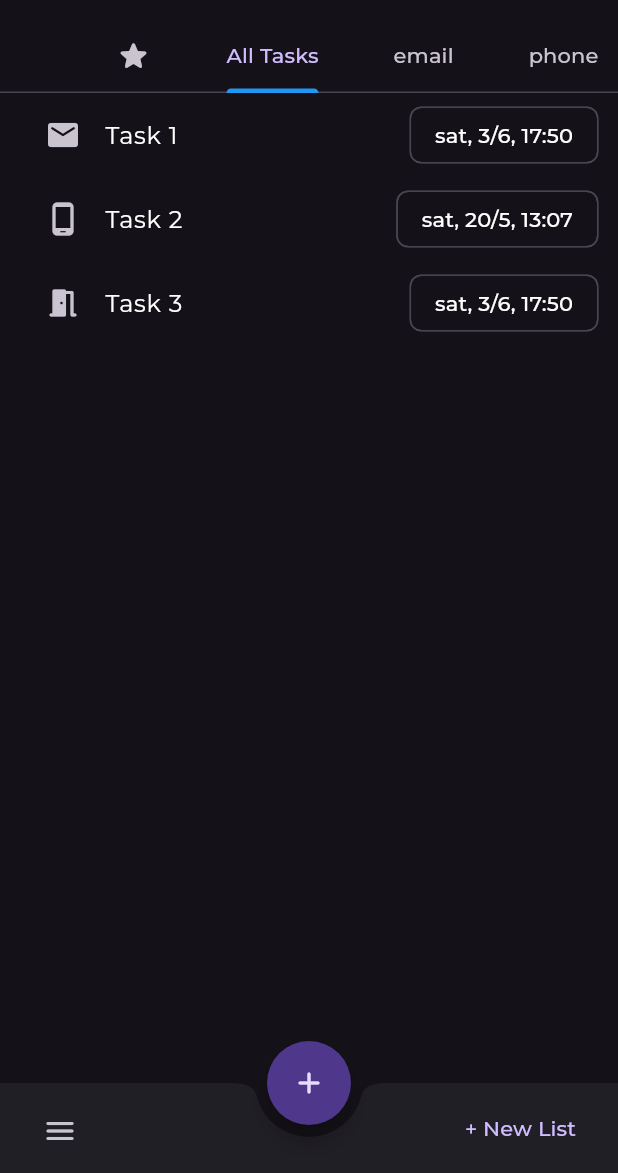
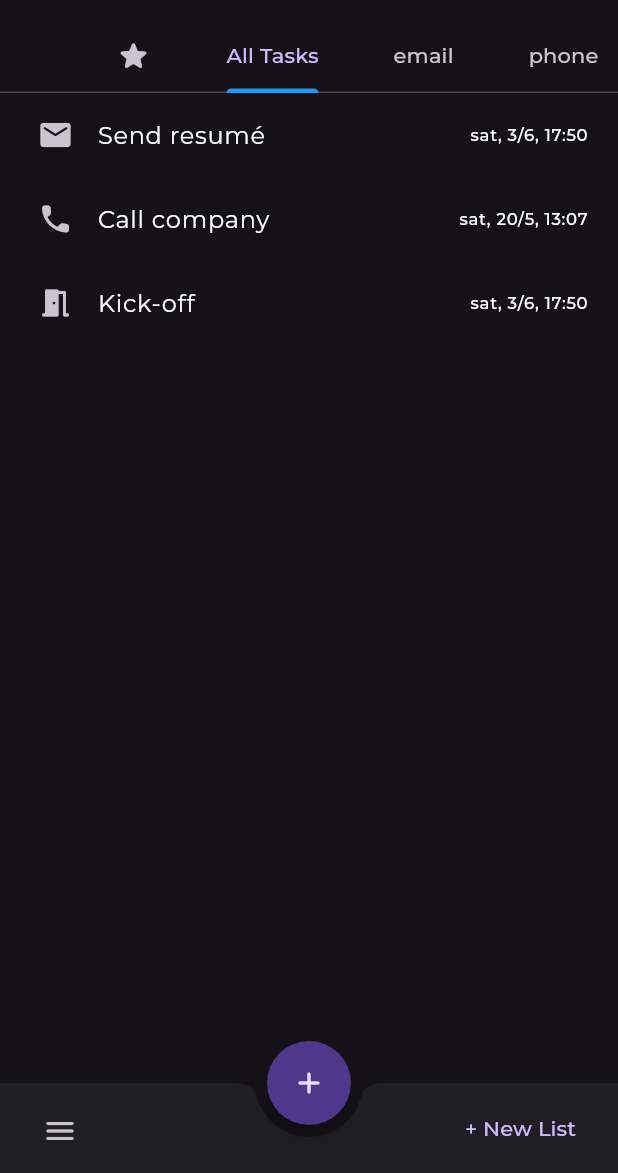
Before and after one commit to my-nd/Flutter-Task-Manager, a Flutter app: the screen it shows after launch, on a phone screen of 412 x 824 dp, the part 63-1236 px from its top. Run offline on Flutter 3.47's test engine with Material 2 defaults, Android fonts, the phone set to English and light mode, and no system bars; drawn by our look-alikes of flutter_slidable; our stand-ins replace google_fonts.

Commit message:
app done without state

```diff
--- a/lib/main.dart
+++ b/lib/main.dart
@@ -75,14 +75,14 @@ class MyAppState extends ChangeNotifier {
 
   List<TaskType> _types = [
     TaskType(name: 'email', icon: Icon(Icons.email_rounded)),
-    TaskType(name: 'phone', icon: Icon(Icons.phone_android_rounded)),
+    TaskType(name: 'phone', icon: Icon(Icons.phone_rounded)),
     TaskType(name: 'meeting', icon: Icon(Icons.meeting_room_rounded)),
   ];
 
   List<Task> _tasks = [
-    Task(title: 'Task 1', type: TaskType(name: 'email', icon: Icon(Icons.email_rounded)), dueDate: DateTime(2023, 6, 3, 17, 50)),
-    Task(title: 'Task 2', type: TaskType(name: 'email', icon: Icon(Icons.email_rounded)), dueDate: DateTime(2023, 5, 20, 13, 7)),
-    Task(title: 'Task 3', type: TaskType(name: 'phone', icon: Icon(Icons.phone_rounded)), dueDate: DateTime(2023, 6, 3, 17, 50)),
+    Task(title: 'Send resumé', type: TaskType(name: 'email', icon: Icon(Icons.email_rounded)), dueDate: DateTime(2023, 6, 3, 17, 50)),
+    Task(title: 'Call company', type: TaskType(name: 'email', icon: Icon(Icons.email_rounded)), dueDate: DateTime(2023, 5, 20, 13, 7)),
+    Task(title: 'Kick-off', type: TaskType(name: 'phone', icon: Icon(Icons.phone_rounded)), dueDate: DateTime(2023, 6, 3, 17, 50)),
   ];
 
   List<Task> _completedTasks = [];
@@ -134,6 +134,14 @@ class MyAppState extends ChangeNotifier {
     _completedTasks.remove(task);
     _tasks.add(task);
     notifyListeners();
+  }
+
+  void changeTaskTitle(Task task, String newTitle) {
+    task.changeTitle(newTitle);
+  }
+
+  void changeTaskDescription(Task task, String newDesc) {
+    task.changeDescription(newDesc);
   }
 
   void changeTaskDate(Task task, DateTime date) {
--- a/lib/show_task_list_page.dart
+++ b/lib/show_task_list_page.dart
@@ -30,11 +30,6 @@ class _ShowTaskListPage extends State<ShowTaskListPage> {
     var appState = context.watch<MyAppState>();
 
     var tasks = List<Task>.from(appState.tasks);
-
-    for(var task in tasks) {
-      print(task.type.name);
-    }
-
     var completed = List<Task>.from(appState.completedTasks);
 
     switch (widget.taskTypeName) {
@@ -138,25 +133,25 @@ class _ShowTaskListPage extends State<ShowTaskListPage> {
       }
 
       return ListTile(
-        contentPadding: EdgeInsets.only(left: 30, right: 5),
+        contentPadding: EdgeInsets.only(left: 25, right: 5),
         title: Text(task.title, style: TextStyle(color: Colors.white),),
         leading: task.type.icon,
         trailing: Visibility(
           visible: hasDate,
           child: Padding(
-            padding: const EdgeInsets.only(right: 8.0),
-            child: Chip(
-              label: Text('$weekDay, $day/$month, $hour:$minute', style: TextStyle(color: Colors.white),),
-            ),
+            padding: const EdgeInsets.only(right: 15.0),
+            child: Text('$weekDay, $day/$month, $hour:$minute', style: TextStyle(color: Colors.white),),
           ),
         ),
         onTap: () async {
-          TaskType newType = await Navigator.of(context).push(
+          TaskType? newType = await Navigator.of(context).push(
             MaterialPageRoute(builder: (context) => TaskDetailsPage(task))
           );
-          setState(() {
-            appState.changeTaskType(task, newType);
-          });
+          if (newType != null) {
+            setState(() {
+              appState.changeTaskType(task, newType);
+            });
+          }
         },
       );
     }
```
Also changed, not shown: lib/task_details_page.dart (+74 -9 lines).
